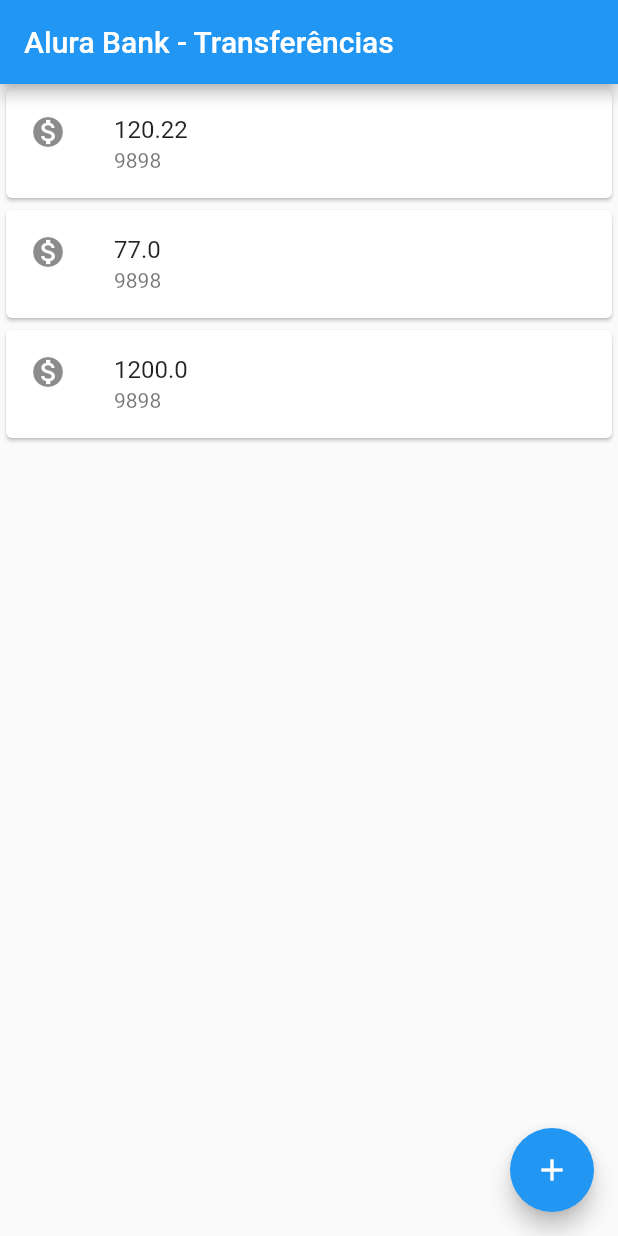
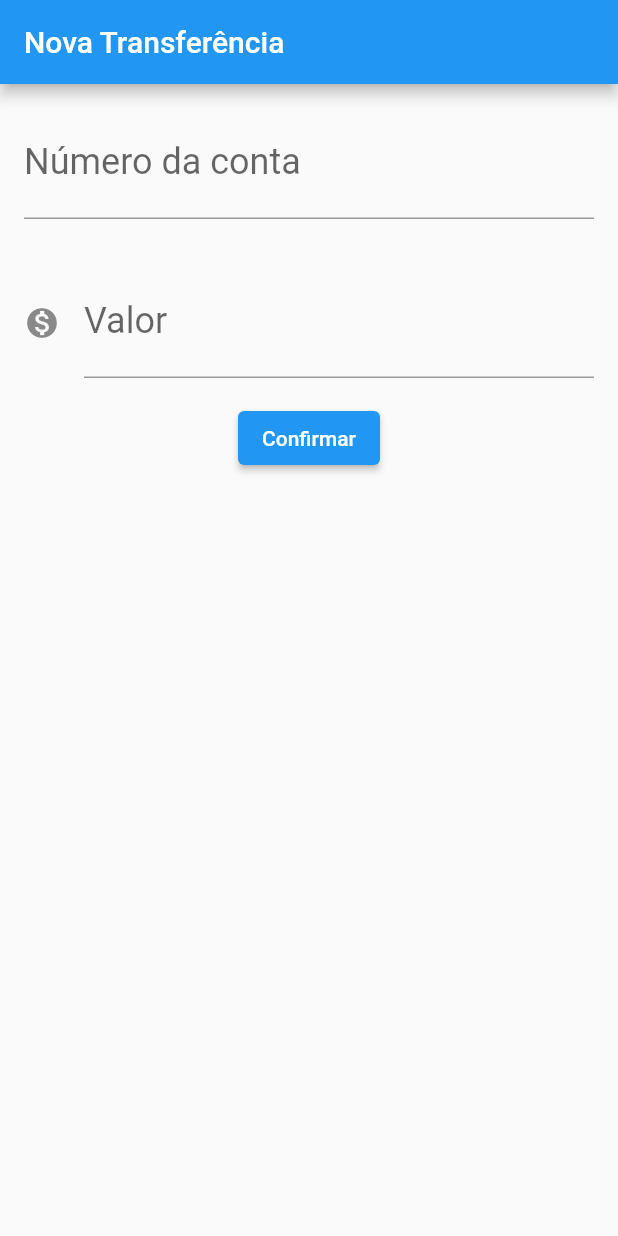
Before and after one commit to jmspmontenegro/flutter-alurabank, a Flutter app: the screen it shows after launch, on a phone screen of 412 x 824 dp. Run offline on Flutter 3.47's test engine with Material 2 defaults, Android fonts, the phone set to English and light mode, and no system bars.

Commit message:
Nova refatoração separando ações em métodos

```diff
--- a/lib/main.dart
+++ b/lib/main.dart
@@ -1,29 +1,112 @@
 import 'package:flutter/material.dart';
 
-void main() => runApp(MaterialApp(
+void main() => runApp(AluraBankApp());
+
+class AluraBankApp extends StatelessWidget {
+  @override
+  Widget build(BuildContext context) {
+    return MaterialApp(
       home: Scaffold(
-        body: ListaTransferencia(),
-        appBar: AppBar(
-          title: Text("Alura Bank - Transferências"),
+        body: FormularioTransferencia(),
+      ),
+    );
+  }
+}
+
+class FormularioTransferencia extends StatelessWidget {
+  final TextEditingController _controladorCampoNumeroConta =
+      TextEditingController();
+  final TextEditingController _controladorCampoValor = TextEditingController();
+
+  @override
+  Widget build(BuildContext context) {
+    return Scaffold(
+      appBar: AppBar(
+        title: Text('Nova Transferência'),
+      ),
+      body: Column(
+        children: <Widget>[
+          MyInputText(
+            controlador: _controladorCampoNumeroConta,
+            rotulo: 'Número da conta',
+            dica: '00000',
+          ),
+          MyInputText(
+            controlador: _controladorCampoNumeroConta,
+            rotulo: 'Valor',
+            dica: '0000.00',
+            icone: Icons.monetization_on,
+          ),
+
+          ElevatedButton(
+            style: ButtonStyle(),
+            onPressed: () => _criaTransferencia(),
+            child: Text('Confirmar'),
+          )
+        ],
+      ),
+    );
+  }
+
+  void _criaTransferencia() {
+    final int? numeroConta =
+        int.tryParse(_controladorCampoNumeroConta.text);
+    final double? valor =
+        double.tryParse(_controladorCampoValor.text);
+    if (numeroConta != null && valor != null) {
+      final transferenciaCriada = Transferencia(valor, numeroConta);
+    }
+  }
+}
+
+class MyInputText extends StatelessWidget {
+  final TextEditingController controlador;
+  final String? rotulo;
+  final String? dica;
+  final IconData? icone;
+
+  MyInputText({required this.controlador,  this.rotulo, this.dica, this.icone});
+
+  @override
+  Widget build(BuildContext context) {
+    return Padding(
+      padding: const EdgeInsets.all(16.0),
+      child: TextField(
+        controller: controlador,
+        style: TextStyle(
+          fontSize: 24.0,
         ),
-        floatingActionButton: FloatingActionButton(
-          onPressed: () {
-            //ao clicar
-          },
-          child: const Icon(Icons.add),
+        decoration: InputDecoration(
+          icon: icone != null ? Icon(icone) : null,
+          labelText: rotulo,
+          hintText: dica,
         ),
+        keyboardType: TextInputType.number,
       ),
-    ));
+    );
+  }
+}
 
 class ListaTransferencia extends StatelessWidget {
   @override
   Widget build(BuildContext context) {
-    return Column(
-      children: <Widget>[
-        ItemTransferencia(Transferencia(120.22,9898)),
-        ItemTransferencia(Transferencia(77.00,9898)),
-        ItemTransferencia(Transferencia(1200.00,9898)),
-      ],
+    return Scaffold(
+      appBar: AppBar(
+        title: Text("Alura Bank - Transferências"),
+      ),
+      body: Column(
+        children: <Widget>[
+          ItemTransferencia(Transferencia(110.22, 9898)),
+          ItemTransferencia(Transferencia(98.00, 9898)),
+          ItemTransferencia(Transferencia(1213.00, 9898)),
+        ],
+      ),
+      floatingActionButton: FloatingActionButton(
+        onPressed: () {
+          //ao clicar
+        },
+        child: const Icon(Icons.add),
+      ),
     );
   }
 }
@@ -45,9 +128,14 @@
   }
 }
 
-class Transferencia{
+class Transferencia {
   final double valor;
   final int numeroConta;
 
   Transferencia(this.valor, this.numeroConta);
+
+  @override
+  String toString() {
+    return 'Transferencia{valor:$valor, numeroConta:$numeroConta}';
+  }
 }
```
Also changed, not shown: 1 other file.
